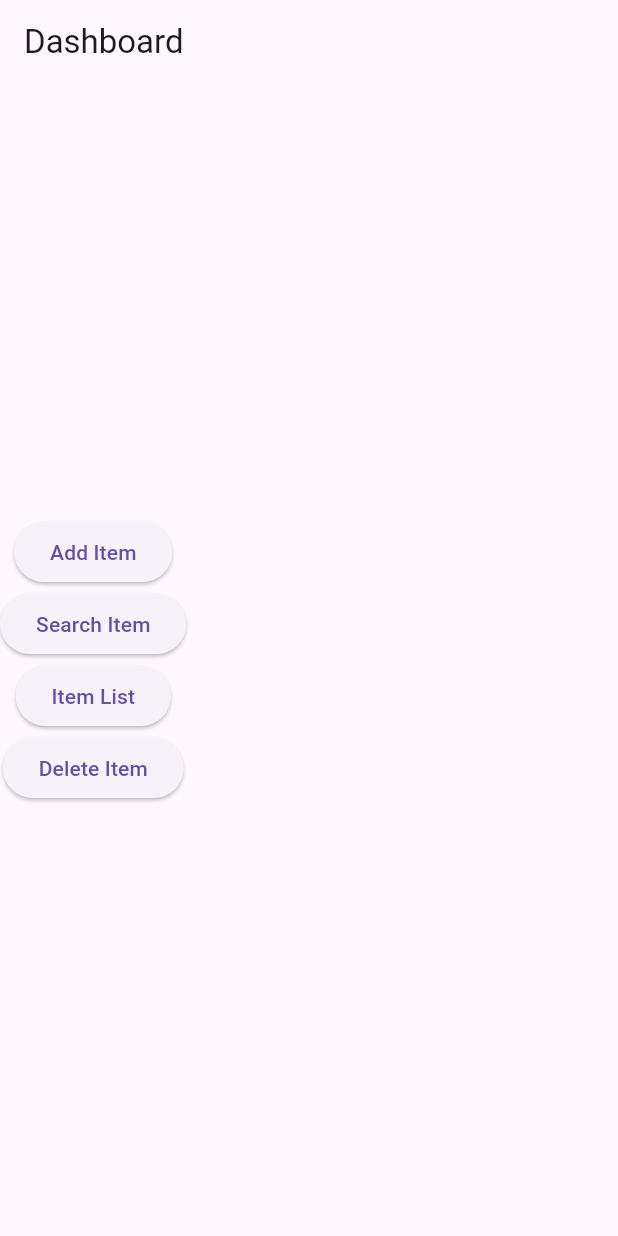
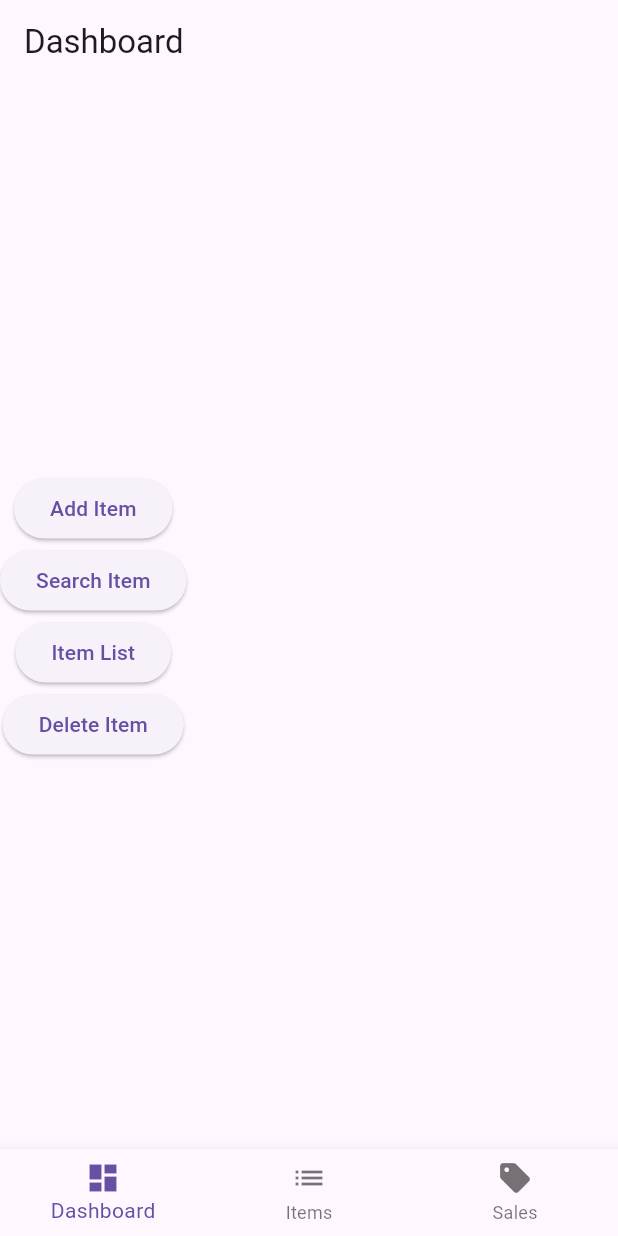
Before and after one commit to slymackjr/invexa, a Flutter app: the screen it shows after launch, on a phone screen of 412 x 824 dp. Run offline on Flutter 3.47's test engine with Material 3 defaults, Android fonts, the phone set to English and light mode, and no system bars; our stand-ins replace image_picker, sqflite; missing offline and left inert: barcode_scan2; accounts and stored records are empty.

Commit message:
updated app added bottom nav and easy search feature

```diff
--- a/lib/main.dart
+++ b/lib/main.dart
@@ -1,6 +1,6 @@
 import 'package:flutter/material.dart';
+import 'package:invexa/screens/home_screen.dart';
 import 'screens/splash_screen.dart';
-import 'screens/dashboard_screen.dart';
 import 'screens/add_item_screen.dart';
 import 'screens/search_item_screen.dart';
 
@@ -21,7 +21,7 @@ class MyApp extends StatelessWidget {
       initialRoute: '/',
       routes: {
         '/': (context) => const SplashScreen(),
-        '/dashboard': (context) => const DashboardScreen(),
+        '/home': (context) => const HomeScreen(),  // Updated to go to HomeScreen
         '/addItem': (context) => const AddItemScreen(),
         '/searchItem': (context) => const SearchItemScreen(),
         // More routes for other screens like ItemList and DeleteItem can be added here
--- a/lib/screens/add_item_screen.dart
+++ b/lib/screens/add_item_screen.dart
@@ -39,8 +39,7 @@ class _AddItemScreenState extends State<AddItemScreen> {
   Future<void> _saveItem() async {
     Map<String, dynamic> item = {
       'name': _nameController.text,
-      'barcode': _barcode,
-      'expireDate': _expireDateController.text,
+      'expireDate': _expireDateController.text.isNotEmpty ? _expireDateController.text : null,  // Optional
       'price': double.tryParse(_priceController.text) ?? 0.0,
       'itemNumber': int.tryParse(_itemNumberController.text) ?? 0,
       'image': _image?.path ?? '',
@@ -49,6 +48,7 @@ class _AddItemScreenState extends State<AddItemScreen> {
     await DatabaseService().insertItem(item);
     Navigator.pop(context);
   }
+
 
   @override
   Widget build(BuildContext context) {
--- /dev/null
+++ b/lib/screens/home_screen.dart
@@ -0,0 +1,41 @@
+import 'package:flutter/material.dart';
+import 'dashboard_screen.dart';
+import 'item_list_screen.dart';
+import 'sales_screen.dart';  // Assuming you'll create this
+
+class HomeScreen extends StatefulWidget {
+  const HomeScreen({super.key});
+
+  @override
+  State<HomeScreen> createState() => _HomeScreenState();
+}
+
+class _HomeScreenState extends State<HomeScreen> {
+  int _currentIndex = 0;
+
+  final List<Widget> _screens = [
+    const DashboardScreen(),
+    const ItemListScreen(),
+    const SalesScreen(),  // Create the Sales screen
+  ];
+
+  @override
+  Widget build(BuildContext context) {
+    return Scaffold(
+      body: _screens[_currentIndex],
+      bottomNavigationBar: BottomNavigationBar(
+        currentIndex: _currentIndex,
+        onTap: (index) {
+          setState(() {
+            _currentIndex = index;
+          });
+        },
+        items: const [
+          BottomNavigationBarItem(icon: Icon(Icons.dashboard), label: 'Dashboard'),
+          BottomNavigationBarItem(icon: Icon(Icons.list), label: 'Items'),
+          BottomNavigationBarItem(icon: Icon(Icons.sell), label: 'Sales'),
+        ],
+      ),
+    );
+  }
+}
--- a/lib/screens/splash_screen.dart
+++ b/lib/screens/splash_screen.dart
@@ -13,7 +13,7 @@ class _SplashScreenState extends State<SplashScreen> {
   void initState() {
     super.initState();
     Timer(const Duration(seconds: 3), () {
-      Navigator.pushReplacementNamed(context, '/dashboard');
+      Navigator.pushReplacementNamed(context, '/home');
     });
   }
 
```
Also changed, not shown: lib/screens/item_list_screen.dart (added, +63 -0 lines), lib/screens/sales_screen.dart (added, +17 -0 lines), lib/services/database_service.dart (+29 -3 lines).
